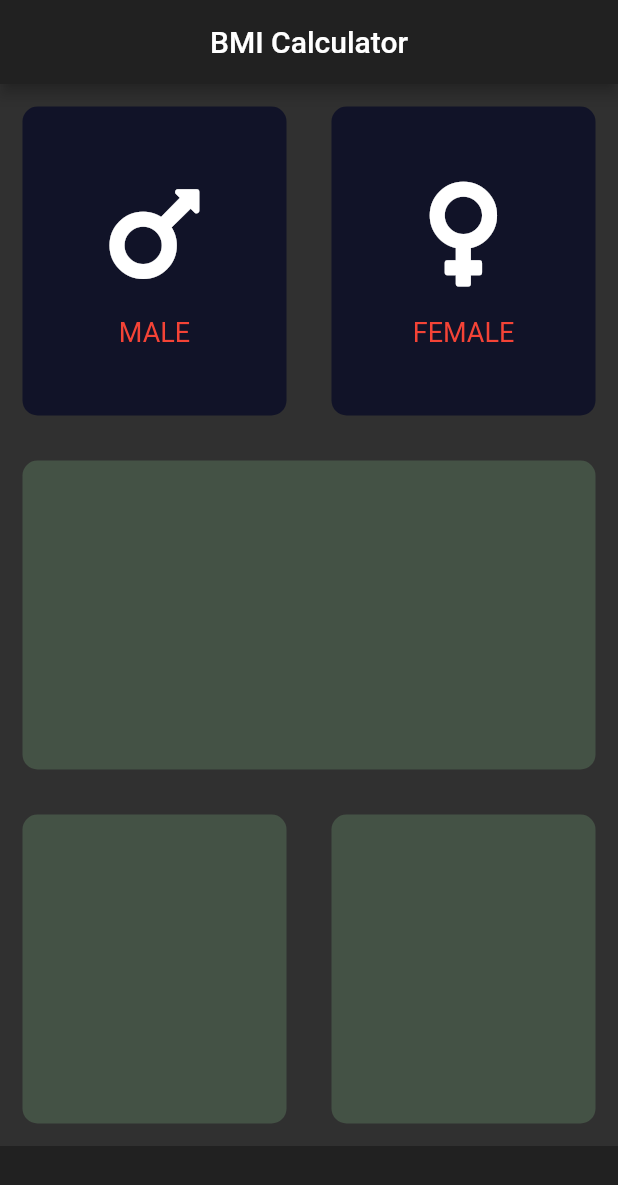
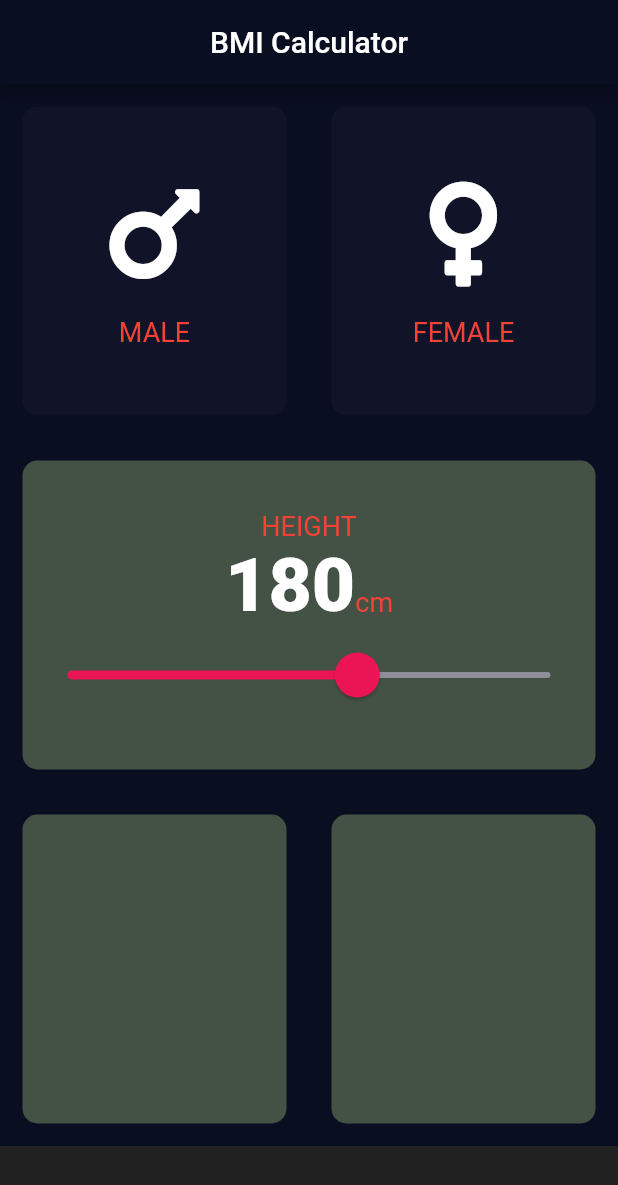
Before and after one commit to AbhijithGo/BMI_Calculator, a Flutter app: the screen it shows after launch, on a phone screen of 412 x 824 dp. Shown: the top 1185 px of the screen. Run offline on Flutter 3.47's test engine with Material 2 defaults, Android fonts, the phone set to English and light mode, and no system bars; our stand-ins replace font_awesome_flutter.

Commit message:
added the slider card, used slidertheme to customize the slider.

```diff
--- /dev/null
+++ b/lib/constants.dart
@@ -0,0 +1,15 @@
+import 'package:flutter/material.dart';
+
+const kBottomContainerHeight = 60.0;
+const kActiveCardColor = Color(0xFF445245);
+const kInactiveCardColour = Color(0xFF111328);
+const kBottomContainerColor = Color(0xFF212121);
+
+const kLabelTextStyle = TextStyle(
+    fontSize: 18, color: Colors.red
+);
+
+const kNumberTextStyle = TextStyle(
+fontSize: 50,
+fontWeight: FontWeight.w900
+);
--- a/lib/icon_content.dart
+++ b/lib/icon_content.dart
@@ -1,4 +1,5 @@
 import 'package:flutter/material.dart';
+import 'constants.dart';
 
 class IconContent extends StatelessWidget {
   IconContent({this.icon, this.label});
@@ -20,7 +21,7 @@ class IconContent extends StatelessWidget {
         ),
         Text(
           label,
-          style: TextStyle(fontSize: 18, color: Colors.red),
+          style: kLabelTextStyle,
         )
       ],
     );
--- a/lib/input_page.dart
+++ b/lib/input_page.dart
@@ -1,17 +1,14 @@
 import 'package:flutter/material.dart';
+import 'package:flutter/rendering.dart';
 import 'package:font_awesome_flutter/font_awesome_flutter.dart';
 import 'icon_content.dart';
 import 'reusable_card.dart';
+import 'constants.dart';
 
-enum Gender{
+enum Gender {
   male,
   female,
 }
-
-const bottomContainerHeight = 60.0;
-const activeCardColor = Color(0xFF445245);
-const inactiveCardColour = Color(0xFF111328);
-const bottomContainerColor = Color(0xFF212121);
 
 class InputPage extends StatefulWidget {
   @override
@@ -19,8 +16,8 @@ class InputPage extends StatefulWidget {
 }
 
 class _InputPageState extends State<InputPage> {
-
   Gender selectedGender;
+  int height = 180;
 
   @override
   Widget build(BuildContext context) {
@@ -30,33 +27,44 @@ class _InputPageState extends State<InputPage> {
           centerTitle: true,
         ),
         body: Column(
+          crossAxisAlignment: CrossAxisAlignment.stretch,
           children: <Widget>[
             Expanded(
               child: Row(
                 children: <Widget>[
                   Expanded(
                     child: GestureDetector(
-                      onTap: (){
+                      onTap: () {
                         setState(() {
                           selectedGender = Gender.male;
                         });
                       },
                       child: ReusableCard(
-                        colour: selectedGender == Gender.male ? activeCardColor : inactiveCardColour ,
-                        cardChild: IconContent(icon: FontAwesomeIcons.mars, label: "MALE",),
+                        colour: selectedGender == Gender.male
+                            ? kActiveCardColor
+                            : kInactiveCardColour,
+                        cardChild: IconContent(
+                          icon: FontAwesomeIcons.mars,
+                          label: "MALE",
+                        ),
                       ),
                     ),
                   ),
                   Expanded(
                     child: GestureDetector(
-                      onTap: (){
+                      onTap: () {
                         setState(() {
                           selectedGender = Gender.female;
                         });
                       },
                       child: ReusableCard(
-                        colour: selectedGender == Gender.female ? activeCardColor : inactiveCardColour ,
-                        cardChild: IconContent(icon: FontAwesomeIcons.venus, label: "FEMALE",),
+                        colour: selectedGender == Gender.female
+                            ? kActiveCardColor
+                            : kInactiveCardColour,
+                        cardChild: IconContent(
+                          icon: FontAwesomeIcons.venus,
+                          label: "FEMALE",
+                        ),
                       ),
                     ),
                   )
@@ -65,7 +73,54 @@ class _InputPageState extends State<InputPage> {
             ),
             Expanded(
               child: ReusableCard(
-                colour: activeCardColor,
+                colour: kActiveCardColor,
+                cardChild: Column(
+                  mainAxisAlignment: MainAxisAlignment.center,
+                  children: <Widget>[
+                    Text(
+                      'HEIGHT',
+                      style: kLabelTextStyle,
+                    ),
+                    Row(
+                      mainAxisAlignment: MainAxisAlignment.center,
+                      crossAxisAlignment: CrossAxisAlignment.baseline,
+                      textBaseline: TextBaseline
+                          .alphabetic, // required for the cross-axis alignment baseline.
+                      children: <Widget>[
+                        Text(
+                          height.toString(),
+                          style: kNumberTextStyle,
+                        ),
+                        Text(
+                          'cm',
+                          style: kLabelTextStyle,
+                        ),
+                      ],
+                    ),
+                    SliderTheme(
+                      data: SliderTheme.of(context).copyWith(
+                          activeTrackColor: Colors.white,
+                          inactiveTrackColor: Color(0xFF8D8E98),
+                          thumbColor: Color(0xFFEB1555),
+                          overlayColor: Color(0x29EB1555),
+                          thumbShape:
+                              RoundSliderThumbShape(enabledThumbRadius: 15.0),
+                          overlayShape:
+                              RoundSliderOverlayShape(overlayRadius: 30)),
+                      child: Slider(
+                        value: height.toDouble(),
+                        min: 120,
+                        max: 220,
+                        activeColor: Color(0xFFEB1555),
+                        onChanged: (double newValue) {
+                          setState(() {
+                            height = newValue.round();
+                          });
+                        },
+                      ),
+                    )
+                  ],
+                ),
               ),
             ),
             Expanded(
@@ -73,12 +128,12 @@ class _InputPageState extends State<InputPage> {
                 children: <Widget>[
                   Expanded(
                     child: ReusableCard(
-                      colour: activeCardColor,
+                      colour: kActiveCardColor,
                     ),
                   ),
                   Expanded(
                     child: ReusableCard(
-                      colour: activeCardColor,
+                      colour: kActiveCardColor,
                     ),
                   )
                 ],
@@ -86,8 +141,8 @@ class _InputPageState extends State<InputPage> {
             ),
             Container(
               width: double.infinity,
-              color: bottomContainerColor,
-              height: bottomContainerHeight,
+              color: kBottomContainerColor,
+              height: kBottomContainerHeight,
             )
           ],
         ));
--- a/lib/main.dart
+++ b/lib/main.dart
@@ -7,7 +7,10 @@ class MyApp extends StatelessWidget {
   @override
   Widget build(BuildContext context) {
     return MaterialApp(
-      theme: ThemeData.dark(),
+      theme: ThemeData.dark().copyWith(
+        primaryColor: Color(0xFF0A0E21),
+        scaffoldBackgroundColor: Color(0xFF0A0E21)
+      ),
       title: "BMI Calc",
       home: InputPage()
     );
```
